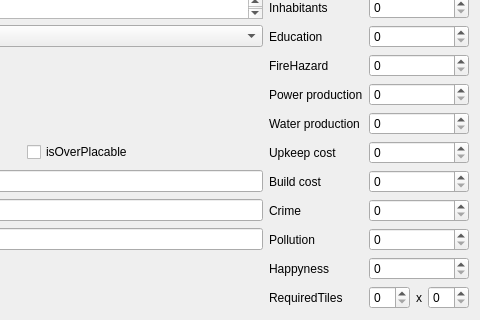
This is src/TileDataUI.ui in CytopiaTeam/TileData-Editor as Qt 5 draws it before an edit; both pictures show x 572 to 1052 and y 533 to 853 of the 1052 by 853 pixel window. The edited form follows.
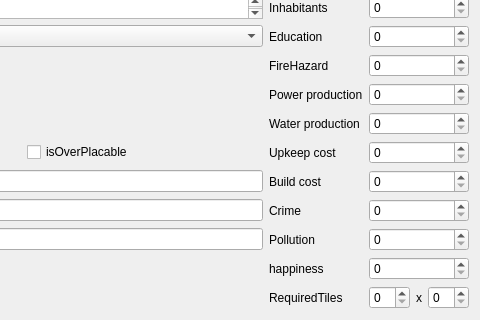
This is the edited form.

Commit message: fix spelling error in happiness

```diff
--- a/src/TileDataUI.ui
+++ b/src/TileDataUI.ui
@@ -157,7 +157,7 @@
         <string>The effect on happyness around this building.	</string>
        </property>
        <property name="text">
-        <string>Happyness</string>
+        <string>happiness</string>
        </property>
       </widget>
      </item>
```
Left out of the diff: 8 changed lines with no effect on the pictures. The commit also changes 2 other files.
